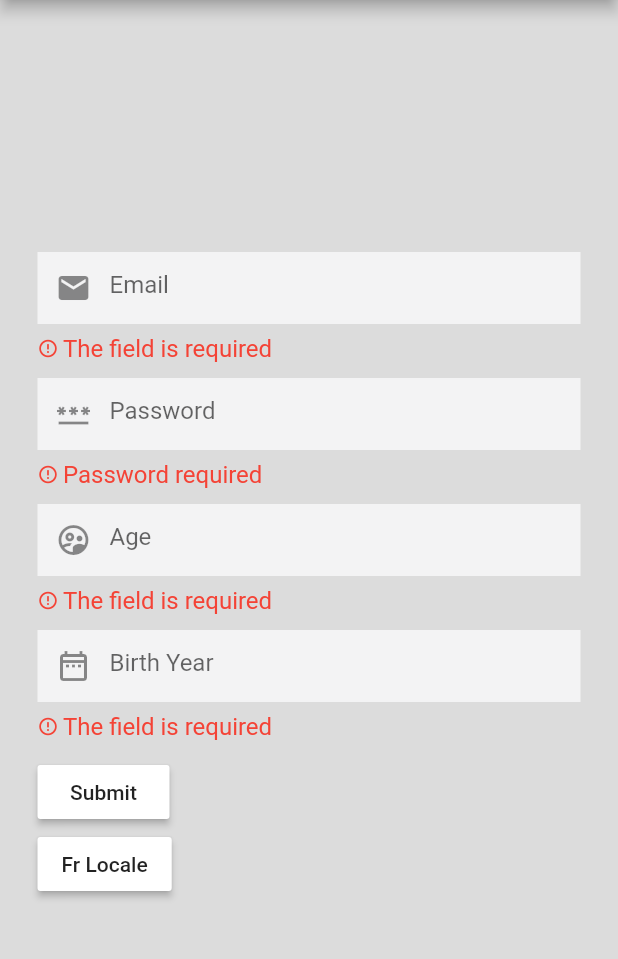
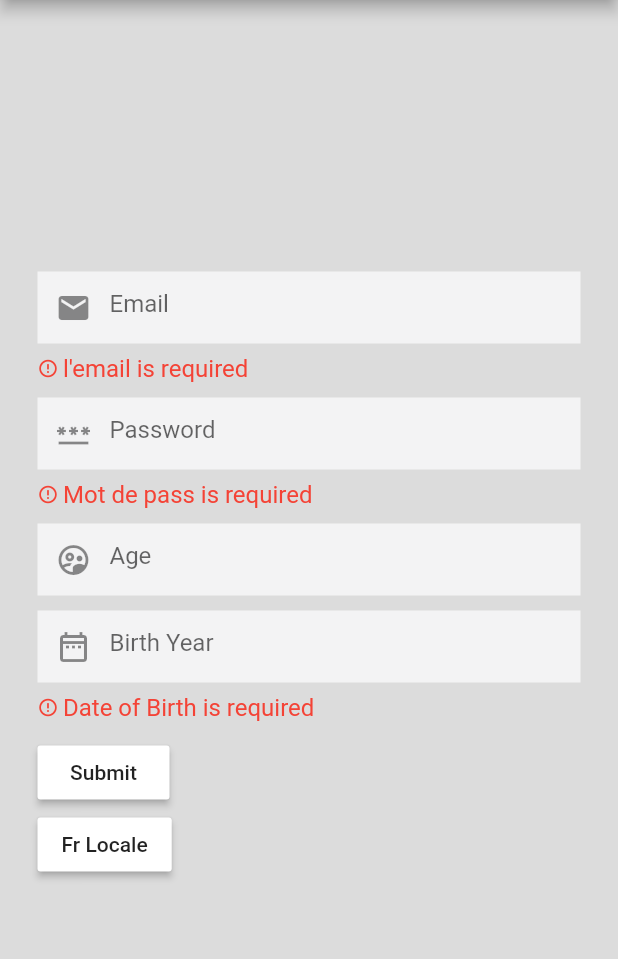
Before and after one commit to X-SLAYER/EzValidator, a Flutter app: the screen it shows after launch, after a tap on "Submit", on a phone screen of 412 x 824 dp, the part 84-1043 px from its top. Run offline on Flutter 3.47's test engine with Material 2 defaults, Android fonts, the phone set to English and light mode, and no system bars; our stand-ins replace fluttertoast.

Commit message:
add defaultValues + label for key errors

```diff
--- a/example/lib/fr.dart
+++ b/example/lib/fr.dart
@@ -7,72 +7,87 @@ class FrLocale implements EzLocale {
   String name() => 'fr';
 
   @override
-  String minLength(String v, int n) =>
-      'Le champ doit contenir au moins $n caractères';
+  String minLength(String v, int n, [String? label]) =>
+      '${label ?? 'Ce champ'} doit contenir au moins $n caractères';
   @override
-  String maxLength(String v, int n) =>
-      'Le champ doit contenir au plus $n caractères';
+  String maxLength(String v, int n, [String? label]) =>
+      '${label ?? 'Ce champ'} doit contenir au plus $n caractères';
   @override
-  String email(String v) => 'Le champ n\'est pas une adresse e-mail valide';
+  String email(String v, [String? label]) =>
+      '${label ?? 'Ce champ'} n\'est pas une adresse e-mail valide';
 
   @override
-  String phoneNumber(String v) =>
-      "Le champ n'est pas un numéro de téléphone valide";
+  String phoneNumber(String v, [String? label]) =>
+      "${label ?? 'Ce champ'} n'est pas un numéro de téléphone valide";
 
   @override
-  String required() => 'Ce champ est requis';
+  String required([String? label]) => '${label ?? 'Ce champ'} est requis';
 
   @override
-  String ip(String v) => 'Le champ n\'est pas une adresse IP valide';
+  String ip(String v, [String? label]) =>
+      '${label ?? 'Ce champ'} n\'est pas une adresse IP valide';
 
   @override
-  String ipv6(String v) => 'Le champ n\'est pas une adresse IPv6 valide';
+  String ipv6(String v, [String? label]) =>
+      '${label ?? 'Ce champ'} n\'est pas une adresse IPv6 valide';
 
   @override
-  String url(String v) => 'Le champ n\'est pas une adresse URL valide';
+  String url(String v, [String? label]) =>
+      '${label ?? 'Ce champ'} n\'est pas une adresse URL valide';
 
   @override
-  String boolean(String v) => 'Le champ n\'est pas de type booléen';
+  String boolean(String v, [String? label]) =>
+      '${label ?? 'Ce champ'} n\'est pas de type booléen';
 
   @override
-  String uuid(String v) => "Le champ n'est pas un uuid valide";
+  String uuid(String v, [String? label]) =>
+      "${label ?? 'Ce champ'} n'est pas un uuid valide";
 
   @override
-  String lowerCase(String v) => "Le champ n'est pas en minuscule";
+  String lowerCase(String v, [String? label]) =>
+      "${label ?? 'Ce champ'} n'est pas en minuscule";
 
   @override
-  String upperCase(String v) => "Le champ n'est pas en majuscule";
+  String upperCase(String v, [String? label]) =>
+      "${label ?? 'Ce champ'} n'est pas en majuscule";
 
   @override
-  String max(String v, int n) => "Le champ doit être inférieur ou égal à $n";
+  String max(String v, int n, [String? label]) =>
+      "${label ?? 'Ce champ'} doit être inférieur ou égal à $n";
 
   @override
-  String min(String v, int n) => "Le champ doit être supérieur ou égal à $n";
+  String min(String v, int n, [String? label]) =>
+      "${label ?? 'Ce champ'} doit être supérieur ou égal à $n";
 
   @override
-  String oneOf(List<String?> items, String v) =>
-      "Le champ doit être l'une des valeurs suivantes : ${items.join(',')}";
+  String oneOf(List<String?> items, String v, [String? label]) =>
+      "${label ?? 'Ce champ'} doit être l'une des valeurs suivantes : ${items.join(',')}";
 
   @override
-  String notOneOf(List<String?> items, String v) =>
-      "Le champ ne doit pas être l'une des valeurs suivantes : ${items.join(',')}";
+  String notOneOf(List<String?> items, String v, [String? label]) =>
+      "${label ?? 'Ce champ'} ne doit pas être l'une des valeurs suivantes : ${items.join(',')}";
 
   @override
-  String notNumber(String v) => "Le champ ne doit pas être un nombre";
+  String notNumber(String v, [String? label]) =>
+      "${label ?? 'Ce champ'} ne doit pas être un nombre";
 
   @override
-  String number(String v) => "Le champ n'est pas un numéro valide";
+  String number(String v, [String? label]) =>
+      "${label ?? 'Ce champ'} n'est pas un numéro valide";
 
   @override
-  String matches(String pattern, String v) =>
-      "Le champ doit correspondre à ce qui suit : $pattern";
+  String matches(String pattern, String v, [String? label]) =>
+      "${label ?? 'Ce champ'} doit correspondre à ce qui suit : $pattern";
 
   @override
-  String date(String v) => "Le champ doit être de type date";
+  String date(String v, [String? label]) =>
+      "${label ?? 'Ce champ'} doit être de type date";
 
   @override
-  String negative(String v) => "Le champ doit être un nombre négatif";
+  String negative(String v, [String? label]) =>
+      "${label ?? 'Ce champ'} doit être un nombre négatif";
 
   @override
-  String positive(String v) => "Le champ doit être un nombre positif";
+  String positive(String v, [String? label]) =>
+      "${label ?? 'Ce champ'} doit être un nombre positif";
 }
--- a/example/lib/main.dart
+++ b/example/lib/main.dart
@@ -45,19 +45,26 @@ class _MyHomePageState extends State<MyHomePage> {
 
   EzSchema mySchema = EzSchema.shape(
     {
-      "email": EzValidator().required().email().build(),
-      "password": EzValidator()
-          .required("Password required")
+      "email": EzValidator(label: "l'email").required().email().build(),
+      "password": EzValidator(label: 'Mot de pass')
+          .required()
           .minLength(6)
           .matches(
               r'^(?=.*[A-Za-z])(?=.*\d)(?=.*[@$!%*#?&])[A-Za-z\d@$!%*#?&]{6,}$',
               'at least one letter, one number and one special character')
           .build(),
-      "age": EzValidator().required().min(18).build(),
+      "age": EzValidator(label: 'Age', defaultValue: 22)
+          .required()
+          .min(18)
+          .build(),
       "number": EzValidator().required().positive().build(),
       "pos": EzValidator().required().negative().build(),
-      "date": EzValidator().required().date().build(),
-      "birth_year": EzValidator().required().min(2012).max(2021).build(),
+      "date": EzValidator(label: 'Date').required().date().build(),
+      "birth_year": EzValidator(label: 'Date of Birth')
+          .required()
+          .min(2012)
+          .max(2021)
+          .build(),
     },
   );
 
--- a/lib/validator/ez_locale.dart
+++ b/lib/validator/ez_locale.dart
@@ -7,74 +7,89 @@ class DefaultLocale implements EzLocale {
   String name() => 'en';
 
   @override
-  String minLength(String v, int n) =>
-      'The field must be at least $n characters long';
+  String minLength(String v, int n, [String? label]) =>
+      '${label ?? 'The field'} must be at least $n characters long';
 
   @override
-  String maxLength(String v, int n) =>
-      'The field must be at most $n characters long';
+  String maxLength(String v, int n, [String? label]) =>
+      '${label ?? 'The field'} must be at most $n characters long';
 
   @override
-  String email(String v) => 'The field is not a valid email address';
+  String email(String v, [String? label]) =>
+      '${label ?? 'The field'} is not a valid email address';
 
   @override
-  String phoneNumber(String v) => 'The field is not a valid phone number';
+  String phoneNumber(String v, [String? label]) =>
+      '${label ?? 'The field'} is not a valid phone number';
 
   @override
-  String required() => 'The field is required';
+  String required([String? label]) => '${label ?? 'The field'} is required';
 
   @override
-  String ip(String v) => 'The field is not a valid IP address';
+  String ip(String v, [String? label]) =>
+      '${label ?? 'The field'} is not a valid IP address';
 
   @override
-  String ipv6(String v) => 'The field is not a valid IPv6 address';
+  String ipv6(String v, [String? label]) =>
+      '${label ?? 'The field'} is not a valid IPv6 address';
 
   @override
-  String url(String v) => 'The field is not a valid URL address';
+  String url(String v, [String? label]) =>
+      '${label ?? 'The field'} is not a valid URL address';
 
   @override
-  String boolean(String v) => 'The field is not a boolean type';
+  String boolean(String v, [String? label]) =>
+      '${label ?? 'The field'} is not a boolean type';
 
   @override
-  String uuid(String v) => 'The field is not a valid uuid';
+  String uuid(String v, [String? label]) =>
+      '${label ?? 'The field'} is not a valid uuid';
 
   @override
-  String lowerCase(String v) => 'The field is not in lower case';
+  String lowerCase(String v, [String? label]) =>
+      '${label ?? 'The field'} is not in lower case';
 
   @override
-  String upperCase(String v) => 'The field is not in upper case';
+  String upperCase(String v, [String? label]) =>
+      '${label ?? 'The field'} is not in upper case';
 
   @override
-  String max(String v, int n) => 'The field must be less than or equal to $n';
+  String max(String v, int n, [String? label]) =>
+      '${label ?? 'The field'} must be less than or equal to $n';
 
   @override
-  String min(String v, int n) =>
-      'The field must be greater than or equal to $n';
+  String min(String v, int n, [String? label]) =>
+      '${label ?? 'The field'} must be greater than or equal to $n';
 
   @override
-  String oneOf(List<String?> items, String v) =>
-      'The field must be one of the following values: ${items.join(',')}';
+  String oneOf(List<String?> items, String v, [String? label]) =>
+      '${label ?? 'The field'} must be one of the following values: ${items.join(',')}';
 
   @override
-  String notOneOf(List<String?> items, String v) =>
-      'The field must not be one of the following value: ${items.join(',')}';
+  String notOneOf(List<String?> items, String v, [String? label]) =>
+      '${label ?? 'The field'} must not be one of the following value: ${items.join(',')}';
 
   @override
-  String notNumber(String v) => 'The field must not be a number';
+  String notNumber(String v, [String? label]) =>
+      '${label ?? 'The field'} must not be a number';
 
   @override
-  String number(String v) => 'The field is not a valid number';
+  String number(String v, [String? label]) =>
+      '${label ?? 'The field'} is not a valid number';
 
   @override
-  String matches(String pattern, String v) =>
-      "The field must match the following: $pattern";
+  String matches(String pattern, String v, [String? label]) =>
+      "${label ?? 'The field'} must match the following: $pattern";
 
   @override
-  String date(String v) => "The field must be a date type";
+  String date(String v, [String? label]) =>
+      "${label ?? 'The field'} must be a date type";
 
   @override
-  String negative(String v) => "The field must be a negative number";
+  String negative(String v, [String? label]) =>
+      "${label ?? 'The field'} must be a negative number";
 
   @override
-  String positive(String v) => "The field must be a positive number";
+  String positive(String v, [String? label]) =>
+      "${label ?? 'The field'} must be a positive number";
 }
--- a/lib/validator/ez_validator_locale.dart
+++ b/lib/validator/ez_validator_locale.dart
@@ -1,25 +1,25 @@
 abstract class EzLocale {
   String name();
-  String required();
-  String minLength(String v, int n);
-  String min(String v, int n);
-  String max(String v, int n);
-  String positive(String v);
-  String negative(String v);
-  String maxLength(String v, int n);
-  String email(String v);
-  String phoneNumber(String v);
-  String ip(String v);
-  String ipv6(String v);
-  String url(String v);
-  String boolean(String v);
-  String number(String v);
-  String notNumber(String v);
-  String uuid(String v);
-  String lowerCase(String v);
-  String upperCase(String v);
-  String date(String v);
-  String oneOf(List<String?> items, String v);
-  String notOneOf(List<String?> items, String v);
-  String matches(String regex, String v);
+  String required([String? label]);
+  String minLength(String v, int n, [String? label]);
+  String min(String v, int n, [String? label]);
+  String max(String v, int n, [String? label]);
+  String positive(String v, [String? label]);
+  String negative(String v, [String? label]);
+  String maxLength(String v, int n, [String? label]);
+  String email(String v, [String? label]);
+  String phoneNumber(String v, [String? label]);
+  String ip(String v, [String? label]);
+  String ipv6(String v, [String? label]);
+  String url(String v, [String? label]);
+  String boolean(String v, [String? label]);
+  String number(String v, [String? label]);
+  String notNumber(String v, [String? label]);
+  String uuid(String v, [String? label]);
+  String lowerCase(String v, [String? label]);
+  String upperCase(String v, [String? label]);
+  String date(String v, [String? label]);
+  String oneOf(List<String?> items, String v, [String? label]);
+  String notOneOf(List<String?> items, String v, [String? label]);
+  String matches(String regex, String v, [String? label]);
 }
--- a/pubspec.yaml
+++ b/pubspec.yaml
@@ -5,7 +5,7 @@ homepage: https://github.com/X-SLAYER/EzValidator
 documentation: https://github.com/X-SLAYER/EzValidator#methods
 
 environment:
-  sdk: ">=2.12.0 <3.0.0"
+  sdk: ">=3.0.1 <4.0.0"
 
 dev_dependencies:
   test: ^1.16.8
```
Also changed, not shown: lib/validator/ez_validator_builder.dart (+60 -36 lines), example/pubspec.lock, pubspec.lock, 1 other file.
